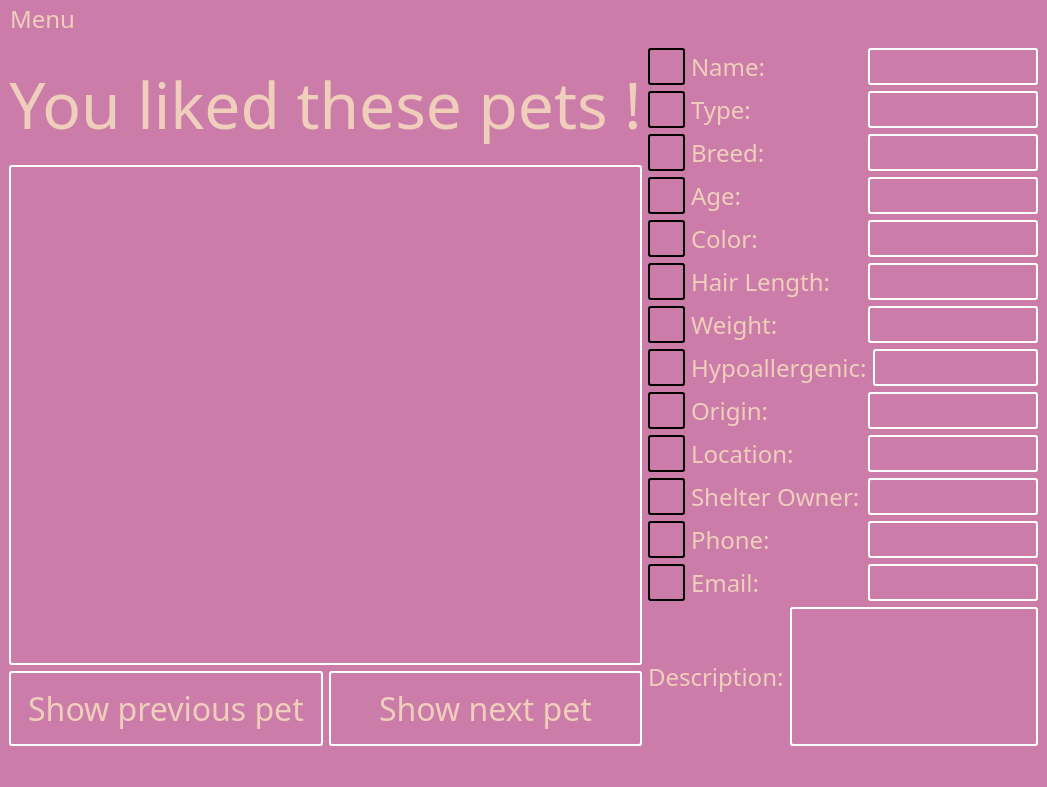
Above: breadnbutter/gui/petliked.ui from jacksodl23/cs-205-pet-adoption before the change. Below: the same form after it.
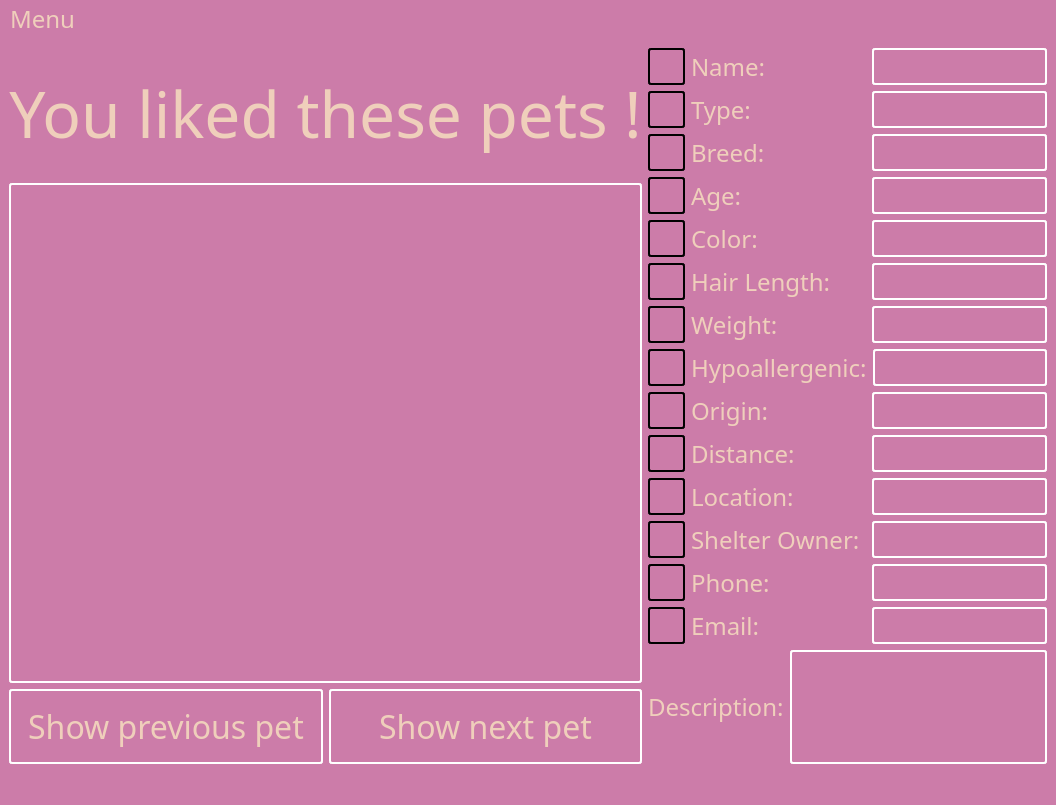
That is the form after the change.

Commit message: added distance icon and label

```diff
--- a/breadnbutter/gui/petliked.ui
+++ b/breadnbutter/gui/petliked.ui
@@ -6,8 +6,8 @@
    <rect>
     <x>0</x>
     <y>0</y>
-    <width>1047</width>
-    <height>787</height>
+    <width>1056</width>
+    <height>805</height>
    </rect>
   </property>
   <property name="palette">
@@ -148,6 +148,15 @@
        </color>
       </brush>
      </colorrole>
+     <colorrole role="PlaceholderText">
+      <brush brushstyle="NoBrush">
+       <color alpha="128">
+        <red>239</red>
+        <green>207</green>
+        <blue>187</blue>
+       </color>
+      </brush>
+     </colorrole>
     </active>
     <inactive>
      <colorrole role="WindowText">
@@ -285,6 +294,15 @@
        </color>
       </brush>
      </colorrole>
+     <colorrole role="PlaceholderText">
+      <brush brushstyle="NoBrush">
+       <color alpha="128">
+        <red>239</red>
+        <green>207</green>
+        <blue>187</blue>
+       </color>
+      </brush>
+     </colorrole>
     </inactive>
     <disabled>
      <colorrole role="WindowText">
@@ -422,6 +440,15 @@
        </color>
       </brush>
      </colorrole>
+     <colorrole role="PlaceholderText">
+      <brush brushstyle="NoBrush">
+       <color alpha="128">
+        <red>239</red>
+        <green>207</green>
+        <blue>187</blue>
+       </color>
+      </brush>
+     </colorrole>
     </disabled>
    </palette>
   </property>
@@ -1075,6 +1102,66 @@
         </item>
        </layout>
       </item>
+      <item>
+       <layout class="QHBoxLayout" name="horizontalLayout_16">
+        <item>
+         <widget class="QLabel" name="icon_distance">
+          <property name="minimumSize">
+           <size>
+            <width>37</width>
+            <height>37</height>
+           </size>
+          </property>
+          <property name="maximumSize">
+           <size>
+            <width>37</width>
+            <height>37</height>
+           </size>
+          </property>
+          <property name="styleSheet">
+           <string notr="true">border: 2px solid  black; 
+     border-radius: 3px;</string>
+          </property>
+          <property name="text">
+           <string/>
+          </property>
+         </widget>
+        </item>
+        <item>
+         <widget class="QLabel" name="label_18">
+          <property name="font">
+           <font>
+            <family>Dyuthi</family>
+            <pointsize>18</pointsize>
+           </font>
+          </property>
+          <property name="text">
+           <string>Distance:</string>
+          </property>
+         </widget>
+        </item>
+        <item>
+         <widget class="QLabel" name="label_distance">
+          <property name="font">
+           <font>
+            <family>Dyuthi</family>
+            <pointsize>18</pointsize>
+           </font>
+          </property>
+          <property name="styleSheet">
+           <string notr="true">border: 2px solid  white; 
+     border-radius: 3px;</string>
+          </property>
+          <property name="frameShape">
+           <enum>QFrame::Box</enum>
+          </property>
+          <property name="text">
+           <string/>
+          </property>
+         </widget>
+        </item>
+       </layout>
+      </item>
       <item>
        <layout class="QHBoxLayout" name="horizontalLayout_12">
         <item>
@@ -1335,7 +1422,7 @@
           <property name="minimumSize">
            <size>
             <width>0</width>
-            <height>75</height>
+            <height>50</height>
            </size>
           </property>
           <property name="font">
@@ -1361,8 +1448,8 @@
     <rect>
      <x>0</x>
      <y>0</y>
-     <width>1047</width>
-     <height>38</height>
+     <width>1056</width>
+     <height>27</height>
     </rect>
    </property>
    <property name="font">
```
The commit also changes 7 other files.
